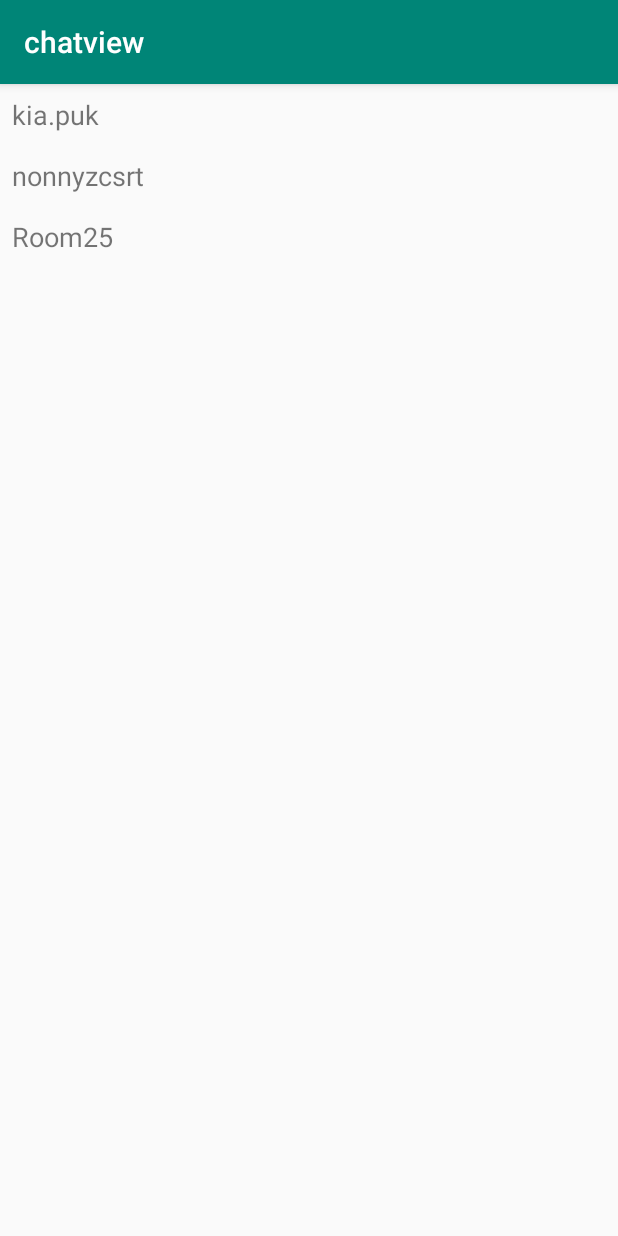
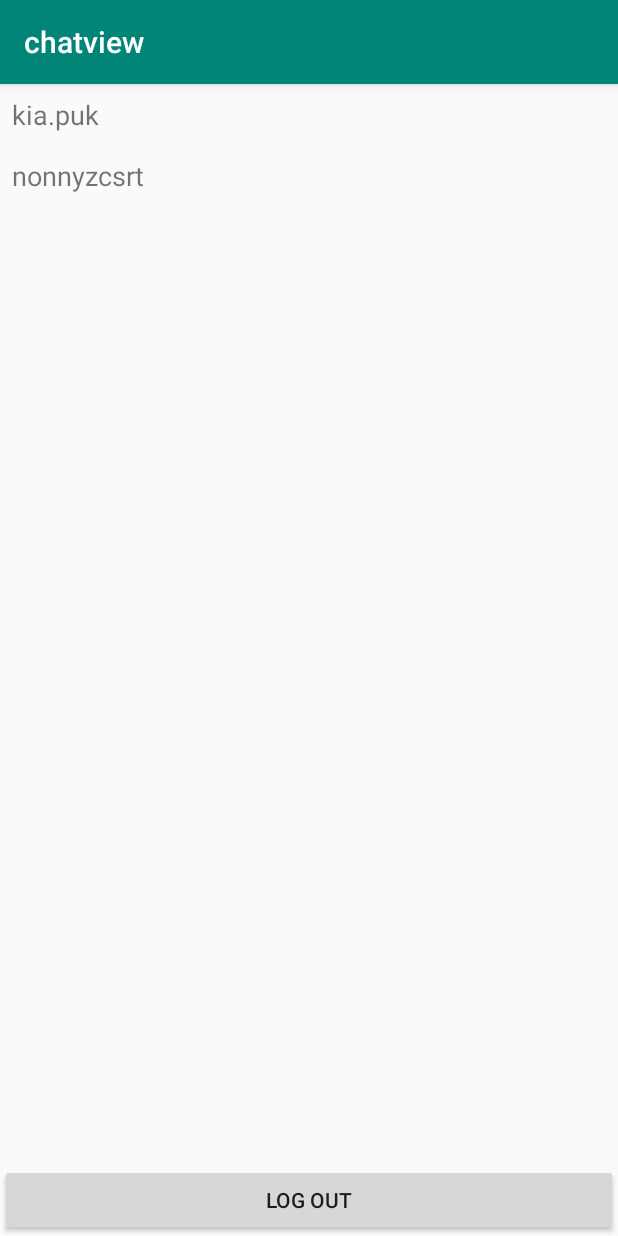
Before and after one commit to pongpornpukpi/chatview-xmpp, an Android app: the UserListActivity screen opened directly, with no data from a screen before it, on a phone screen of 412 x 824 dp. Run offline under Robolectric (Android 15) with nearby library versions, the phone set to English and light mode, and no system bars; libraries missing offline, so code that uses them is left out: org.jivesoftware.smack.

```diff
--- a/app/build.gradle
+++ b/app/build.gradle
@@ -49,4 +49,8 @@ dependencies {
 
     implementation 'org.jetbrains.kotlinx:kotlinx-coroutines-core:1.3.3'
 
+    implementation "androidx.lifecycle:lifecycle-runtime-ktx:2.2.0-rc03"
+    implementation "androidx.lifecycle:lifecycle-extensions:2.2.0-rc03"
+    implementation "androidx.lifecycle:lifecycle-viewmodel-ktx:2.2.0-rc03"
+
 }
--- a/app/src/main/java/com/pongporn/chatview/di/ChatModule.kt
+++ b/app/src/main/java/com/pongporn/chatview/di/ChatModule.kt
@@ -2,8 +2,11 @@ package com.pongporn.chatview.di
 
 import com.pongporn.chatview.MainActivity
 import com.pongporn.chatview.chat.ChatViewActivity
+import com.pongporn.chatview.userlist.UserListActivity
 import com.pongporn.chatview.utils.XMPP
+import com.pongporn.chatview.viewmodel.ChatViewModel
 import org.koin.android.ext.koin.androidContext
+import org.koin.androidx.viewmodel.dsl.viewModel
 import org.koin.dsl.module
 
 fun provideChatModule() = module {
@@ -14,4 +17,6 @@ fun provideUIModule() = module {
     factory { MainActivity.MyLoginTask(androidContext(), get()) }
     factory { MainActivity() }
     factory { ChatViewActivity() }
+    factory { UserListActivity() }
+    viewModel { ChatViewModel(get()) }
 }
--- a/app/src/main/java/com/pongporn/chatview/userlist/UserListActivity.kt
+++ b/app/src/main/java/com/pongporn/chatview/userlist/UserListActivity.kt
@@ -5,25 +5,44 @@ import androidx.appcompat.app.AppCompatActivity
 import androidx.recyclerview.widget.LinearLayoutManager
 import androidx.recyclerview.widget.RecyclerView
 import com.pongporn.chatview.R
+import com.pongporn.chatview.utils.XMPP
 import kotlinx.android.synthetic.main.activity_user_list.*
+import org.jivesoftware.smack.tcp.XMPPTCPConnection
+import org.koin.android.ext.android.inject
 
 class UserListActivity : AppCompatActivity() {
 
     companion object {
         const val NAME_USER = "name_user"
+        const val NAME_ROOM = "name_room"
     }
 
-    private var userName : String? = null
+    private var userName : String? = ""
+    private var nameRoom : String? = ""
     private val mAdapter by lazy { UserListAdapter() }
     private val listname =
-        mutableListOf<UserListModel>(UserListModel(name = "kia.puk", isGroup = false), UserListModel(name = "nonnyzcsrt",isGroup = false),
-            UserListModel(name = "Room25",isGroup = true))
+        mutableListOf<UserListModel>(UserListModel(name = "kia.puk", isGroup = false), UserListModel(name = "nonnyzcsrt",isGroup = false))
+    private val xmpp : XMPP by inject()
     //    "kia.puk","nonnyzcsrt"
     override fun onCreate(savedInstanceState: Bundle?) {
         super.onCreate(savedInstanceState)
         setContentView(R.layout.activity_user_list)
         userName = intent?.getStringExtra(NAME_USER)
+        nameRoom = intent?.getStringExtra(NAME_ROOM)
+        listname.add(UserListModel(name = nameRoom,isGroup = true))
         initRecyclerView()
+        initClick()
+    }
+
+    private fun initClick() {
+        button2.setOnClickListener {
+            if (xmpp.isConnect()) {
+                (xmpp.connection as XMPPTCPConnection).disconnect()
+                finish()
+            } else {
+                finish()
+            }
+        }
     }
 
     private fun initRecyclerView() {
--- a/app/src/main/res/layout/activity_user_list.xml
+++ b/app/src/main/res/layout/activity_user_list.xml
@@ -1,10 +1,26 @@
 <?xml version="1.0" encoding="utf-8"?>
-<LinearLayout xmlns:android="http://schemas.android.com/apk/res/android"
-    android:orientation="vertical" android:layout_width="match_parent"
-    android:layout_height="match_parent">
+<androidx.constraintlayout.widget.ConstraintLayout xmlns:android="http://schemas.android.com/apk/res/android"
+    xmlns:app="http://schemas.android.com/apk/res-auto"
+    android:layout_width="match_parent"
+    android:layout_height="match_parent"
+    android:orientation="vertical">
 
     <androidx.recyclerview.widget.RecyclerView
         android:id="@+id/recyclerview_list"
-        android:layout_width="match_parent"
-        android:layout_height="match_parent" />
-</LinearLayout>
+        android:layout_width="0dp"
+        android:layout_height="0dp"
+        app:layout_constraintBottom_toTopOf="@+id/button2"
+        app:layout_constraintEnd_toEndOf="parent"
+        app:layout_constraintStart_toStartOf="parent"
+        app:layout_constraintTop_toTopOf="parent" />
+
+    <Button
+        android:id="@+id/button2"
+        android:text="Log Out"
+        android:layout_width="0dp"
+        android:layout_height="wrap_content"
+        app:layout_constraintBottom_toBottomOf="parent"
+        app:layout_constraintEnd_toEndOf="parent"
+        app:layout_constraintStart_toStartOf="parent" />
+
+</androidx.constraintlayout.widget.ConstraintLayout>
```
Also changed, not shown: app/src/main/java/com/pongporn/chatview/MainActivity.kt (+10 -4 lines), app/src/main/java/com/pongporn/chatview/chat/ChatViewActivity.kt (+24 -36 lines), app/src/main/java/com/pongporn/chatview/utils/XMPP.kt (+20 -1 lines), app/src/main/java/com/pongporn/chatview/viewmodel/ChatViewModel.kt (added, +64 -0 lines).
